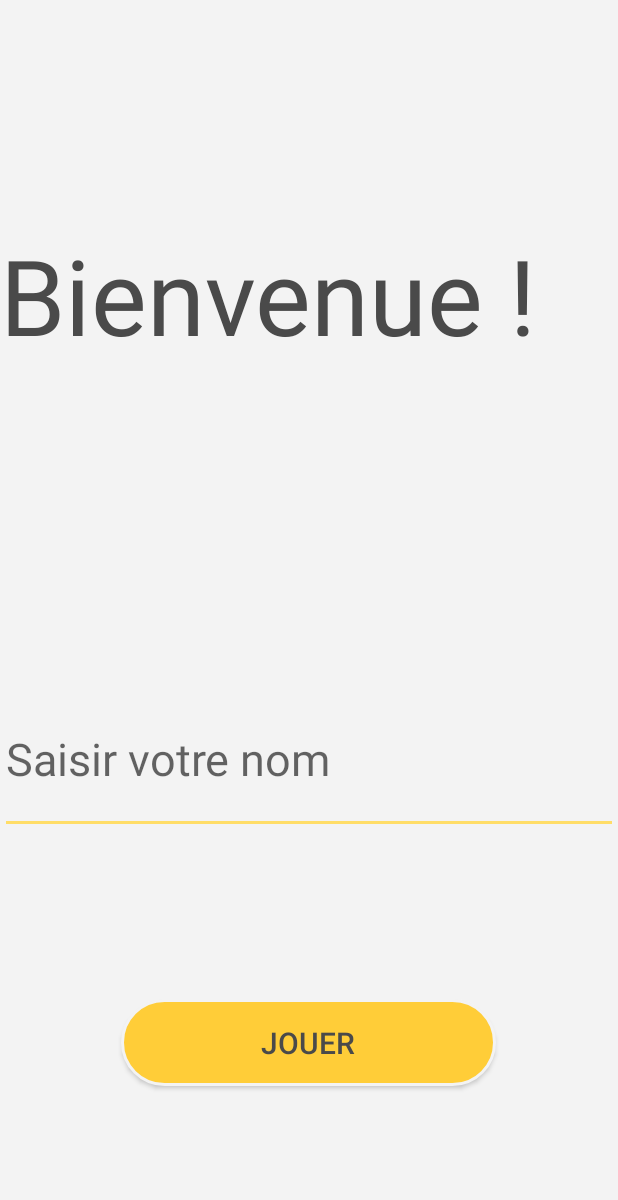
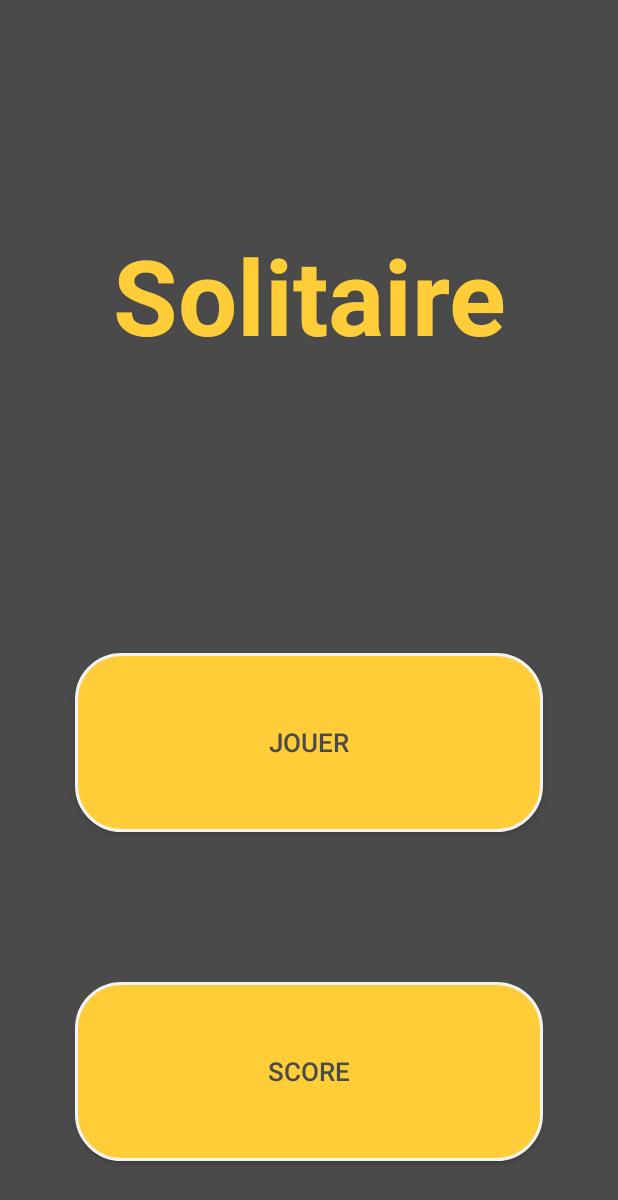
Before and after one commit to BastienLeduc/AndroidProject, an Android app: the layout activity_menu.xml on its own in the app's theme, with its tools: preview values and no code run, on a phone screen of 412 x 824 dp. Shown: the top 1200 px of the screen. Run offline under Robolectric (Android 15) with nearby library versions, the phone set to English and light mode, and no system bars.

Commit message:
Save name Player + Add Menu

```diff
--- a/app/src/main/AndroidManifest.xml
+++ b/app/src/main/AndroidManifest.xml
@@ -9,7 +9,8 @@
         android:roundIcon="@mipmap/ic_launcher_round"
         android:supportsRtl="true"
         android:theme="@style/AppTheme">
-        <activity android:name=".StartSetName"></activity>
+        <activity android:name=".MenuActivity"></activity>
+        <activity android:name=".StartSetName" />
         <activity android:name=".StartBoot">
             <intent-filter>
                 <action android:name="android.intent.action.MAIN" />
@@ -17,7 +18,7 @@
                 <category android:name="android.intent.category.LAUNCHER" />
             </intent-filter>
         </activity>
-        <activity android:name=".MainActivity"></activity>
+        <activity android:name=".MainActivity" />
     </application>
 
 </manifest>
--- a/app/src/main/java/com/bldc/androidproject/Plateau.java
+++ b/app/src/main/java/com/bldc/androidproject/Plateau.java
@@ -338,6 +338,7 @@ public class Plateau extends Fragment {
             public void onClick(View v) {
                 createCase();
                 nbCoups = 0;
+                nbBilles = 32;
                 updateScore();
             }
         });
--- a/app/src/main/java/com/bldc/androidproject/SimpleFragmentPagerAdapter.java
+++ b/app/src/main/java/com/bldc/androidproject/SimpleFragmentPagerAdapter.java
@@ -22,8 +22,6 @@ public class SimpleFragmentPagerAdapter extends FragmentPagerAdapter {
         switch (position) {
             case 0:
                 return new Plateau(name);
-            case 1:
-                return new ScoreList();
             default:
                 return null;
         }
@@ -31,7 +29,7 @@ public class SimpleFragmentPagerAdapter extends FragmentPagerAdapter {
 
     @Override
     public int getCount() {
-        return 2;
+        return 1;
     }
 
     @Nullable
@@ -40,8 +38,6 @@ public class SimpleFragmentPagerAdapter extends FragmentPagerAdapter {
         switch (position) {
             case 0:
                 return context.getResources().getString(R.string.onglet1);
-            case 1:
-                return context.getResources().getString(R.string.onglet2);
             default:
                 return null;
         }
--- a/app/src/main/res/layout/activity_start_set_name.xml
+++ b/app/src/main/res/layout/activity_menu.xml
@@ -4,42 +4,42 @@
     xmlns:tools="http://schemas.android.com/tools"
     android:layout_width="match_parent"
     android:layout_height="match_parent"
-    android:background="@color/colorBack"
+    android:background="@color/colorPrimary"
     android:orientation="vertical"
-    tools:context=".StartSetName">
+    tools:context=".MenuActivity">
 
     <TextView
         android:layout_width="match_parent"
         android:layout_height="wrap_content"
+        android:layout_gravity="center"
         android:layout_marginTop="150dp"
-        android:layout_weight="3"
-        android:text="@string/welcome"
-        android:textColor="@color/colorPrimary"
-        android:textSize="70sp"></TextView>
-
-    <EditText
-        android:layout_marginTop="100dp"
-        android:layout_marginBottom="10dp"
-        android:id="@+id/editName"
-        android:layout_width="match_parent"
-        android:layout_height="wrap_content"
-        android:layout_weight="1"
-        android:hint="@string/giveName"
-        android:inputType="text"
-        android:selectAllOnFocus="true"
-        android:textColor="@color/colorPrimary"
-        android:textSize="30sp" />
+        android:layout_weight="2"
+        android:text="@string/app_name"
+        android:textAlignment="center"
+        android:textColor="@color/colorPrimaryDark"
+        android:textSize="70sp"
+        android:textStyle="bold" />
 
     <Button
         android:id="@+id/btn_play"
-        android:layout_width="250dp"
+        android:layout_width="match_parent"
         android:layout_height="wrap_content"
-        android:layout_gravity="center"
-        android:layout_margin="100dp"
-        android:layout_weight="0.25"
+        android:layout_margin="50dp"
+        android:layout_weight="1"
         android:background="@drawable/button_roundedbutton"
         android:text="@string/play"
         android:textColor="@color/colorPrimary"
-        android:textSize="20sp" />
+        android:textSize="17sp" />
+
+    <Button
+        android:id="@+id/btn_scoreFromMenu"
+        android:layout_width="match_parent"
+        android:layout_height="wrap_content"
+        android:layout_margin="50dp"
+        android:layout_weight="1"
+        android:background="@drawable/button_roundedbutton"
+        android:text="@string/score"
+        android:textColor="@color/colorPrimary"
+        android:textSize="17sp" />
 
 </LinearLayout>
--- a/app/src/main/res/values/strings.xml
+++ b/app/src/main/res/values/strings.xml
@@ -4,9 +4,10 @@
     <string name="replay">Rejouer</string>
     <string name="help">Aide</string>
     <string name="pause">Pause</string>
+    <string name="next">Suivant</string>
     <string name="welcome">Bienvenue !</string>
     <string name="letsPlay">A toi de jouer</string>
     <string name="giveName">Saisir votre nom</string>
     <string name="onglet1">Plateau</string>
-    <string name="onglet2">Score</string>
+    <string name="score">Score</string>
 </resources>
```
Also changed, not shown: app/src/main/java/com/bldc/androidproject/MainActivity.java (+5 -12 lines), app/src/main/java/com/bldc/androidproject/MenuActivity.java (added, +45 -0 lines), app/src/main/java/com/bldc/androidproject/ScoreList.java (+9 -14 lines), app/src/main/java/com/bldc/androidproject/StartBoot.java (+13 -3 lines), app/src/main/java/com/bldc/androidproject/StartSetName.java (+11 -5 lines), app/src/main/res/layout/activity_start_boot.xml (+6 -6 lines).
